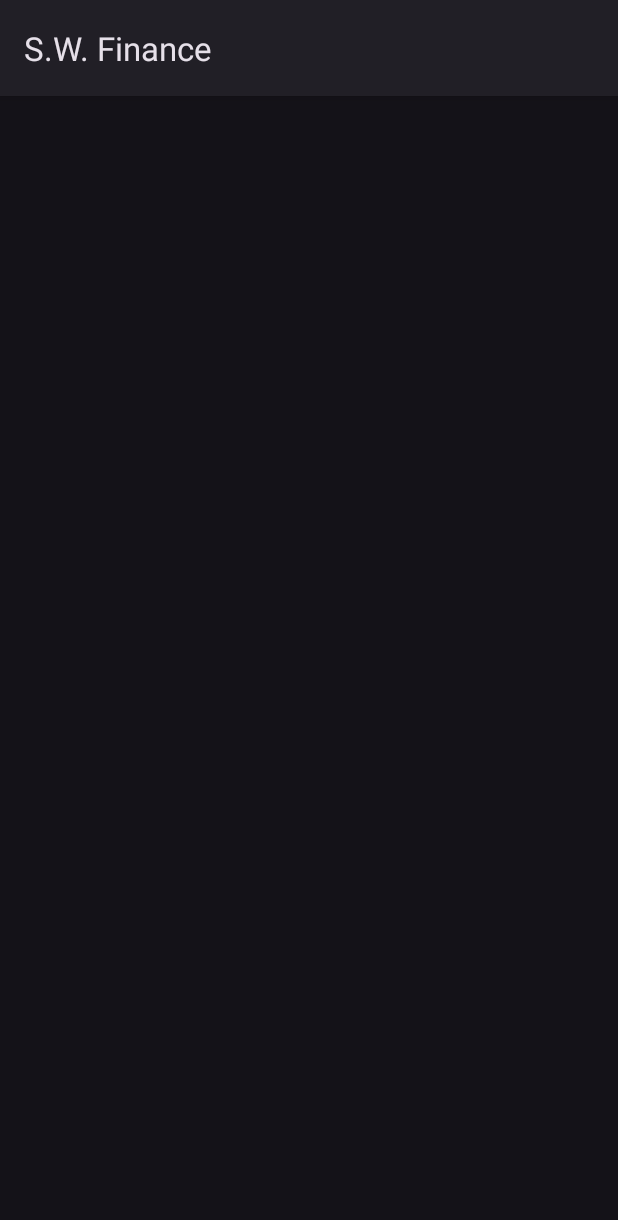
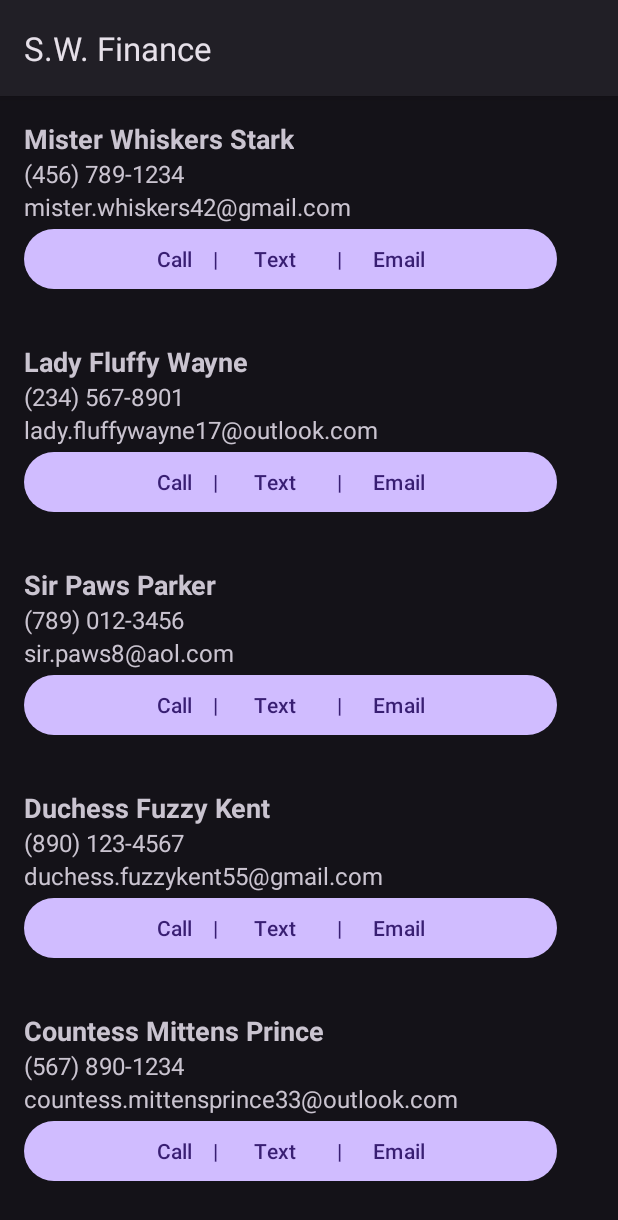
Before and after one commit to welgammal295/ProfitandLoss, an Android app: the MainMenu screen opened directly, with no data from a screen before it, after a tap on an icon or button, on a phone screen of 412 x 824 dp. Shown: the top 1220 px of the screen. Run offline under Robolectric (Android 15) with nearby library versions, the phone set to English and light mode, and no system bars; our stand-ins replace Room's generated code.

Commit message:
Removed ReportActivity.java, Added Contact.java

```diff
--- a/app/build.gradle
+++ b/app/build.gradle
@@ -38,6 +38,7 @@ dependencies {
     implementation 'com.google.android.material:material:1.11.0'
     implementation 'androidx.constraintlayout:constraintlayout:2.1.4'
     implementation 'androidx.media3:media3-test-utils:1.3.1'
+    implementation 'androidx.activity:activity:1.8.0'
     testImplementation 'junit:junit:4.13.2'
     testImplementation 'org.junit.jupiter:junit-jupiter:5.8.1'
     androidTestImplementation 'androidx.test.ext:junit:1.1.5'
--- /dev/null
+++ b/app/src/main/java/com/welgammal/walid/profitandloss/Contact.java
@@ -0,0 +1,39 @@
+package com.welgammal.walid.profitandloss;
+
+public class Contact {
+    private String name;
+    private String phoneNumber;
+    private String email;
+
+    // Constructor
+    public Contact(String name, String phoneNumber, String email) {
+        this.name = name;
+        this.phoneNumber = phoneNumber;
+        this.email = email;
+    }
+
+    // Getters and setters
+    public String getName() {
+        return name;
+    }
+
+    public void setName(String name) {
+        this.name = name;
+    }
+
+    public String getPhoneNumber() {
+        return phoneNumber;
+    }
+
+    public void setPhoneNumber(String phoneNumber) {
+        this.phoneNumber = phoneNumber;
+    }
+
+    public String getEmail() {
+        return email;
+    }
+
+    public void setEmail(String email) {
+        this.email = email;
+    }
+}
--- /dev/null
+++ b/app/src/main/java/com/welgammal/walid/profitandloss/ContactActivity.java
@@ -0,0 +1,68 @@
+package com.welgammal.walid.profitandloss;
+
+import android.os.Bundle;
+import android.view.View;
+import android.widget.Button;
+
+import androidx.appcompat.app.AppCompatActivity;
+import androidx.recyclerview.widget.LinearLayoutManager;
+import androidx.recyclerview.widget.RecyclerView;
+import java.util.ArrayList;
+import java.util.List;
+import com.welgammal.walid.profitandloss.R;
+
+public class ContactActivity extends AppCompatActivity {
+
+    private RecyclerView recyclerView;
+    private ContactAdapter adapter;
+    private List<Contact> contactList;
+
+    @Override
+    protected void onCreate(Bundle savedInstanceState) {
+        super.onCreate(savedInstanceState);
+        setContentView(R.layout.activity_contact);
+
+        // Initialize RecyclerView
+        recyclerView = findViewById(R.id.recycler_view_contacts);
+        recyclerView.setLayoutManager(new LinearLayoutManager(this));
+
+        // Initialize contactList (replace this with your actual data retrieval)
+        contactList = new ArrayList<>();
+        contactList.add(new Contact("Mister Whiskers Stark", "(456) 789-1234", "mister.whiskers42@gmail.com"));
+        contactList.add(new Contact("Lady Fluffy Wayne", "(234) 567-8901", "lady.fluffywayne17@outlook.com"));
+        contactList.add(new Contact("Sir Paws Parker", "(789) 012-3456", "sir.paws8@aol.com"));
+        contactList.add(new Contact("Duchess Fuzzy Kent", "(890) 123-4567", "duchess.fuzzykent55@gmail.com"));
+        contactList.add(new Contact("Countess Mittens Prince", "(567) 890-1234", "countess.mittensprince33@outlook.com"));
+        contactList.add(new Contact("King Snuggles Rogers", "(123) 456-7890", "king.snugglesrogers76@aol.com"));
+        contactList.add(new Contact("Queen Whiskers Romanoff", "(678) 901-2345", "queen.whiskersromanoff22@gmail.com"));
+        contactList.add(new Contact("Mister Furry Stark", "(345) 678-9012", "mister.furrystark99@outlook.com"));
+        contactList.add(new Contact("Princess Purr Wilson", "(901) 234-5678", "princess.purrwilson41@aol.com"));
+        contactList.add(new Contact("Lord Fluffytail Odinson", "(012) 345-6789", "lord.fluffytailodinson23@gmail.com"));
+        contactList.add(new Contact("Duchess Paws Wayne", "(789) 012-3456", "duchess.pawswayne67@outlook.com"));
+        contactList.add(new Contact("Baron Snickers Banner", "(567) 890-1234", "baron.snickersbanner12@aol.com"));
+        contactList.add(new Contact("Captain Whiskerpaws Kent", "(234) 567-8901", "captain.whiskerpawskent88@gmail.com"));
+        contactList.add(new Contact("Lady Snugglepuff Prince", "(890) 123-4567", "lady.snugglepuffprince29@outlook.com"));
+        contactList.add(new Contact("Mister Meowington Wilson", "(456) 789-1234", "mister.meowingtonwilson70@aol.com"));
+        contactList.add(new Contact("Princess Fuzzywinks Romanoff", "(678) 901-2345", "princess.fuzzywinksromanoff44@gmail.com"));
+        contactList.add(new Contact("Sir Furryface Parker", "(345) 678-9012", "sir.furryfaceparker96@outlook.com"));
+        contactList.add(new Contact("Lady Pawsworth Banner", "(901) 234-5678", "lady.pawsworthbanner50@aol.com"));
+        contactList.add(new Contact("Count Whiskersworth Wayne", "(012) 345-6789", "count.whiskersworthwayne61@gmail.com"));
+        contactList.add(new Contact("Duchess Purrington Rogers", "(789) 012-3456", "duchess.purringtonrogers10@outlook.com"));
+
+
+        // Initialize ContactAdapter with the contactList and set it to RecyclerView
+        adapter = new ContactAdapter(contactList, this);
+        recyclerView.setAdapter(adapter);
+
+    }
+    private void addContact(String name, String phoneNumber, String email) {
+        // Create a new Contact object with the provided details
+        Contact newContact = new Contact(name, phoneNumber, email);
+
+        // Add the new contact to the list
+        contactList.add(newContact);
+
+        // Notify the adapter that the data set has changed
+        adapter.notifyDataSetChanged();
+    }
+}
--- /dev/null
+++ b/app/src/main/java/com/welgammal/walid/profitandloss/ContactAdapter.java
@@ -0,0 +1,63 @@
+package com.welgammal.walid.profitandloss;
+
+
+import android.content.Context;
+import android.view.LayoutInflater;
+import android.view.View;
+import android.view.ViewGroup;
+import android.widget.Button;
+import android.widget.TextView;
+import androidx.annotation.NonNull;
+import androidx.recyclerview.widget.RecyclerView;
+import java.util.List;
+import com.welgammal.walid.profitandloss.R;
+
+public class ContactAdapter extends RecyclerView.Adapter<ContactAdapter.ContactViewHolder> {
+
+    private List<Contact> contactList;
+    private Context context;
+
+    // Constructor to initialize the contact list and context
+    public ContactAdapter(List<Contact> contactList, Context context) {
+        this.contactList = contactList;
+        this.context = context;
+    }
+
+    @NonNull
+    @Override
+    public ContactAdapter.ContactViewHolder onCreateViewHolder(@NonNull ViewGroup parent, int viewType) {
+        View view = LayoutInflater.from(parent.getContext()).inflate(R.layout.contact_item, parent, false);
+        return new ContactViewHolder(view);
+    }
+
+    @Override
+    public void onBindViewHolder(@NonNull ContactAdapter.ContactViewHolder holder, int position) {
+        // Bind data to the views
+        Contact contact = contactList.get(position);
+        holder.textViewName.setText(contact.getName());
+        holder.textViewPhoneNumber.setText(contact.getPhoneNumber());
+        holder.textViewEmail.setText(contact.getEmail());
+
+    }
+
+    @Override
+    public int getItemCount() {
+        return contactList.size();
+    }
+
+    // ViewHolder class
+    public static class ContactViewHolder extends RecyclerView.ViewHolder {
+        TextView textViewName;
+        TextView textViewPhoneNumber;
+        TextView textViewEmail;
+        Button buttonAddContact;
+
+        public ContactViewHolder(View itemView) {
+            super(itemView);
+            textViewName = itemView.findViewById(R.id.textViewName);
+            textViewPhoneNumber = itemView.findViewById(R.id.textViewPhoneNumber);
+            textViewEmail = itemView.findViewById(R.id.textViewEmail);
+            buttonAddContact = itemView.findViewById(R.id.buttonAddContact);
+        }
+    }
+}
--- a/app/src/main/java/com/welgammal/walid/profitandloss/MainMenu.java
+++ b/app/src/main/java/com/welgammal/walid/profitandloss/MainMenu.java
@@ -221,11 +221,11 @@ public class MainMenu extends AppCompatActivity implements View.OnClickListener
         if (v.getId() == R.id.loanButton) {
             intent = new Intent(this, LoanActivity.class);
         } else if (v.getId() == R.id.reportButton) {
-            intent = new Intent(this, ReportActivity.class);
+            intent = new Intent(this, ContactActivity.class);
         } else if (v.getId() == R.id.exchangeButton) {
             intent = new Intent(this, ExchangeActivity.class);
         } else if (v.getId() == R.id.discountButton) {
-            intent = new Intent(this, ExchangeActivity.class); // Assuming DiscountActivity is the correct activity
+            intent = new Intent(this, DiscountActivity.class); // Assuming DiscountActivity is the correct activity
         } else {
             return;
         }
--- a/app/src/main/java/com/welgammal/walid/profitandloss/ReportActivity.java
+++ /dev/null
@@ -1,24 +0,0 @@
-package com.welgammal.walid.profitandloss;
-
-import android.os.Bundle;
-
-import androidx.activity.EdgeToEdge;
-import androidx.appcompat.app.AppCompatActivity;
-import androidx.core.graphics.Insets;
-import androidx.core.view.ViewCompat;
-import androidx.core.view.WindowInsetsCompat;
-
-public class ReportActivity extends AppCompatActivity {
-
-    @Override
-    protected void onCreate(Bundle savedInstanceState) {
-        super.onCreate(savedInstanceState);
-        EdgeToEdge.enable(this);
-        setContentView(R.layout.activity_report);
-        ViewCompat.setOnApplyWindowInsetsListener(findViewById(R.id.main), (v, insets) -> {
-            Insets systemBars = insets.getInsets(WindowInsetsCompat.Type.systemBars());
-            v.setPadding(systemBars.left, systemBars.top, systemBars.right, systemBars.bottom);
-            return insets;
-        });
-    }
-}
--- /dev/null
+++ b/app/src/main/res/layout/activity_contact.xml
@@ -0,0 +1,11 @@
+<?xml version="1.0" encoding="utf-8"?>
+<RelativeLayout xmlns:android="http://schemas.android.com/apk/res/android"
+android:layout_width="match_parent"
+android:layout_height="match_parent">
+
+<androidx.recyclerview.widget.RecyclerView
+    android:id="@+id/recycler_view_contacts"
+    android:layout_width="match_parent"
+    android:layout_height="match_parent" />
+
+</RelativeLayout>
--- a/app/src/main/res/layout/activity_report.xml
+++ /dev/null
@@ -1,10 +0,0 @@
-<?xml version="1.0" encoding="utf-8"?>
-<androidx.constraintlayout.widget.ConstraintLayout xmlns:android="http://schemas.android.com/apk/res/android"
-    xmlns:app="http://schemas.android.com/apk/res-auto"
-    xmlns:tools="http://schemas.android.com/tools"
-    android:id="@+id/main"
-    android:layout_width="match_parent"
-    android:layout_height="match_parent"
-    tools:context=".ReportActivity">
-
-</androidx.constraintlayout.widget.ConstraintLayout>
--- /dev/null
+++ b/app/src/main/res/layout/contact_item.xml
@@ -0,0 +1,36 @@
+<?xml version="1.0" encoding="utf-8"?>
+<LinearLayout xmlns:android="http://schemas.android.com/apk/res/android"
+    android:layout_width="match_parent"
+    android:layout_height="wrap_content"
+    android:orientation="vertical"
+    android:padding="16dp">
+
+    <TextView
+        android:id="@+id/textViewName"
+        android:layout_width="wrap_content"
+        android:layout_height="wrap_content"
+        android:textSize="18sp"
+        android:textStyle="bold"
+        android:text="Name" />
+
+    <TextView
+        android:id="@+id/textViewPhoneNumber"
+        android:layout_width="wrap_content"
+        android:layout_height="wrap_content"
+        android:textSize="16sp"
+        android:text="Phone Number" />
+
+    <TextView
+        android:id="@+id/textViewEmail"
+        android:layout_width="wrap_content"
+        android:layout_height="wrap_content"
+        android:textSize="16sp"
+        android:text="Email" />
+
+    <Button
+        android:id="@+id/buttonAddContact"
+        android:layout_width="355dp"
+        android:layout_height="wrap_content"
+        android:text="Call    |       Text        |      Email" />
+
+</LinearLayout>
--- a/app/src/main/res/values/strings.xml
+++ b/app/src/main/res/values/strings.xml
@@ -45,6 +45,7 @@
     <string name="icon_description">Icon</string>
     <string name="loan_button_text">Loan\nCalculator</string>
     <string name="discount_button_text">Discount\nCalculator</string>
+    <string name="add_contact">Add Contact</string>
     <string-array name="yearsList">
         <item>2024</item>
         <item>2025</item>
```
Also changed, not shown: app/src/main/AndroidManifest.xml (+6 -6 lines).
